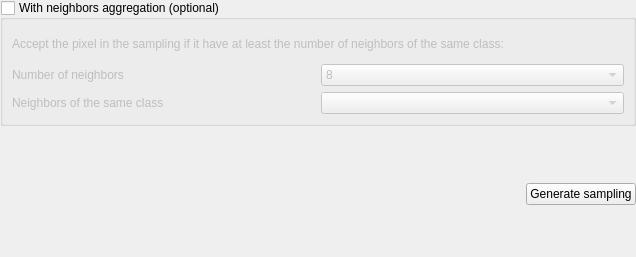
Above: ui/widget_generate_sampling.ui from SMByC/AcATaMa before the change. Below: the same form after it.
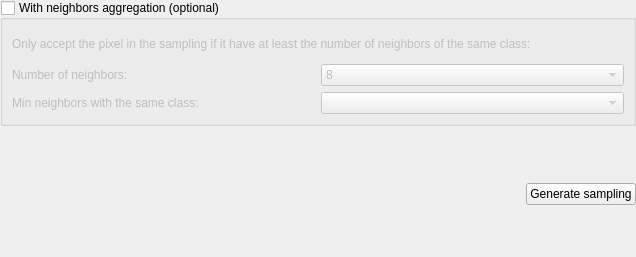
That is the form after the change.

Commit message: Implementation of neighbors aggregation option in sampling, this check if the pixel have at least the minimum the neighbors with the same class of the pixel

Patch:
```diff
--- a/ui/widget_generate_sampling.ui
+++ b/ui/widget_generate_sampling.ui
@@ -38,7 +38,7 @@
          <item>
           <widget class="QLabel" name="label">
            <property name="text">
-            <string>Accept the pixel in the sampling if it have at least the number of neighbors of the same class:</string>
+            <string>Only accept the pixel in the sampling if it have at least the number of neighbors of the same class:</string>
            </property>
            <property name="alignment">
             <set>Qt::AlignJustify|Qt::AlignVCenter</set>
@@ -71,14 +71,14 @@
             <item row="0" column="0">
              <widget class="QLabel" name="label_16">
               <property name="text">
-               <string>Number of neighbors</string>
+               <string>Number of neighbors:</string>
               </property>
              </widget>
             </item>
             <item row="1" column="0">
              <widget class="QLabel" name="label_2">
               <property name="text">
-               <string>Neighbors of the same class</string>
+               <string>Min neighbors with the same class:</string>
               </property>
              </widget>
             </item>
```
Left out of the diff: 4 changed lines with no effect on the pictures. The commit also changes 3 other files.
